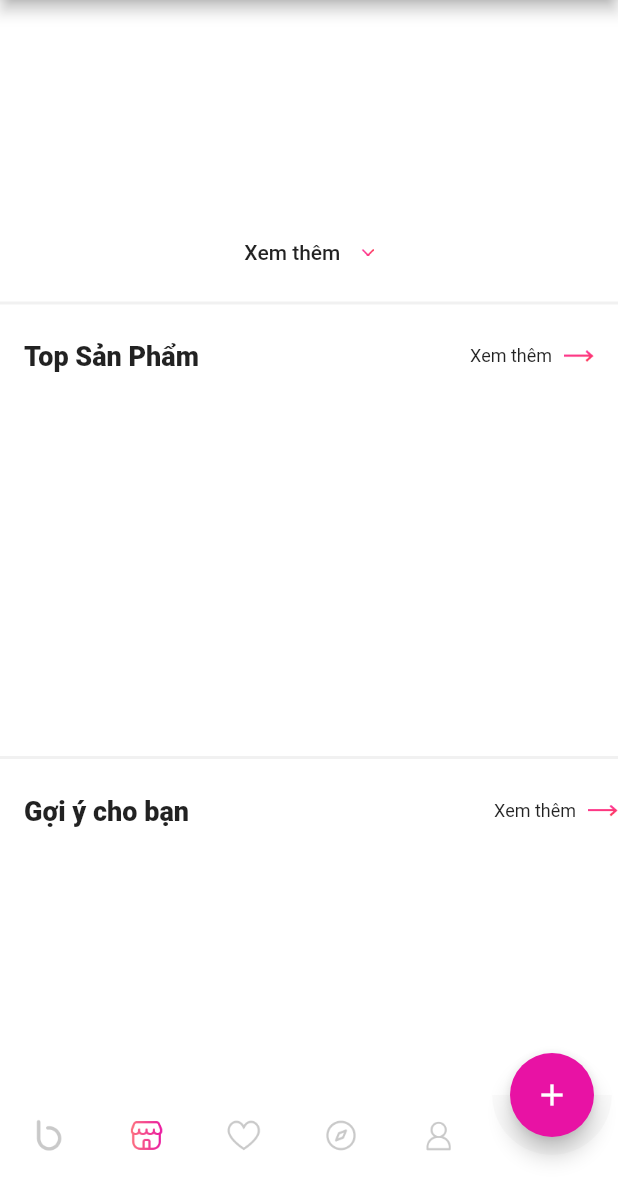
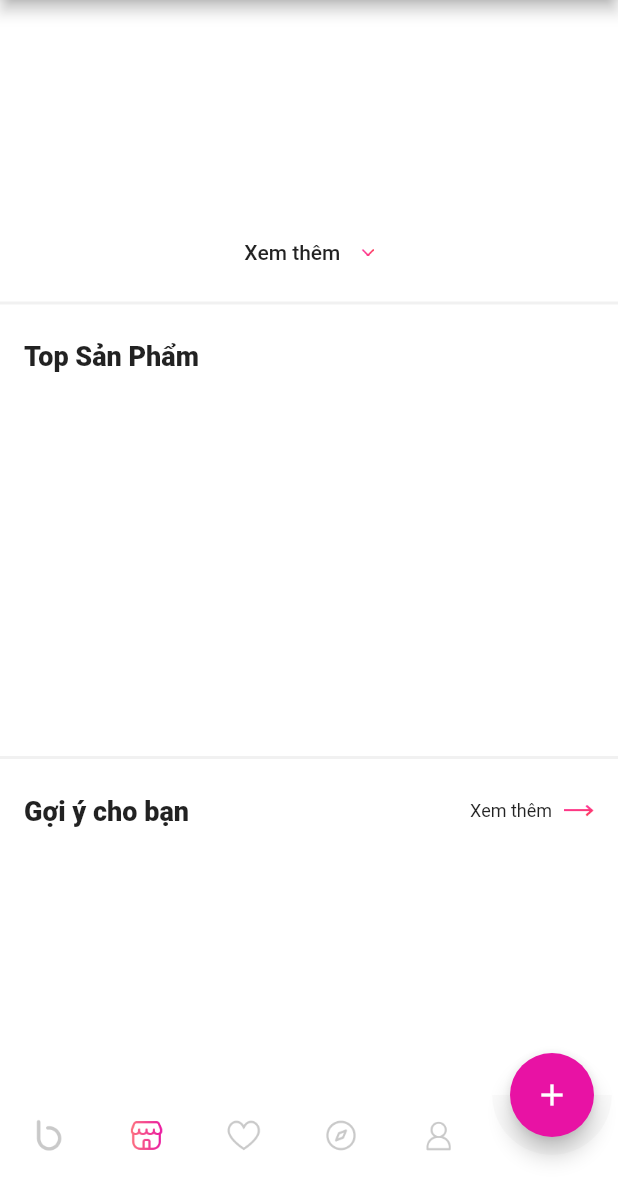
Before and after one commit to nguyenchiemdu/bidu_clone, a Flutter app: the screen it shows after launch, scrolled down 1219 dp, on a phone screen of 412 x 824 dp, the part 57-1236 px from its top. Run offline on Flutter 3.47's test engine with Material 2 defaults, Android fonts, the phone set to English and light mode, and no system bars; network calls fail; Roboto replaces fonts that are missing (Lexend).

Commit message:
fix UI margin right for sections

```diff
--- a/lib/src/ui/home_page/newest_products.dart
+++ b/lib/src/ui/home_page/newest_products.dart
@@ -17,9 +17,11 @@ class NewestProducts extends StatelessWidget {
           List newestProducts = snapshot.data ?? [];
           return Container(
             color: Colors.white,
-            padding: const EdgeInsets.only(left: 16, right: 16, top: 24),
+            padding: const EdgeInsets.only(left: 16, top: 24),
             child: Column(children: [
-              Row(
+              Container(
+                margin: const EdgeInsets.only(right: 16),
+                child: Row(
                   mainAxisAlignment: MainAxisAlignment.spaceBetween,
                   children: [
                     const Text(
@@ -48,6 +50,7 @@ class NewestProducts extends StatelessWidget {
                       ],
                     )
                   ],
+                ),
               ),
               Container(
                 margin: const EdgeInsets.only(top: 20),
--- a/lib/src/ui/home_page/suggestion.dart
+++ b/lib/src/ui/home_page/suggestion.dart
@@ -20,7 +20,9 @@ class Suggestion extends StatelessWidget {
             margin: const EdgeInsets.only(top: 2),
             padding: const EdgeInsets.only(left: 16, top: 24, bottom: 45),
             child: Column(children: [
-              Row(
+              Container(
+                margin: const EdgeInsets.only(right: 16),
+                child: Row(
                   mainAxisAlignment: MainAxisAlignment.spaceBetween,
                   children: [
                     const Text(
@@ -49,6 +51,7 @@ class Suggestion extends StatelessWidget {
                       ],
                     )
                   ],
+                ),
               ),
               Container(
                 margin: const EdgeInsets.only(top: 20),
--- a/lib/src/ui/home_page/top_products.dart
+++ b/lib/src/ui/home_page/top_products.dart
@@ -20,36 +20,18 @@ class TopProducts extends StatelessWidget {
           return Container(
             color: Colors.white,
             margin: const EdgeInsets.only(top: 2),
-            padding: const EdgeInsets.only(left: 16, right: 16, top: 24),
+            padding: const EdgeInsets.only(left: 16, top: 24),
             child: Column(children: [
               Row(
                 mainAxisAlignment: MainAxisAlignment.spaceBetween,
-                children: [
-                  const Text(
+                children: const [
+                  Text(
                     'Top Sản Phẩm',
                     style: TextStyle(
                         fontSize: 18,
                         fontFamily: 'Lexend',
                         fontWeight: FontWeight.w800),
                   ),
-                  Row(
-                    children: [
-                      const Text(
-                        'Xem thêm',
-                        style: TextStyle(
-                            fontSize: 12,
-                            fontFamily: 'Lexend',
-                            fontWeight: FontWeight.w400),
-                      ),
-                      Container(
-                        margin: const EdgeInsets.only(left: 8),
-                        child: Image.asset(
-                          'assets/icons/arrow.png',
-                          width: 20,
-                        ),
-                      )
-                    ],
-                  )
                 ],
               ),
               Container(
```
Lines whose indentation alone changed are shown as unchanged.
